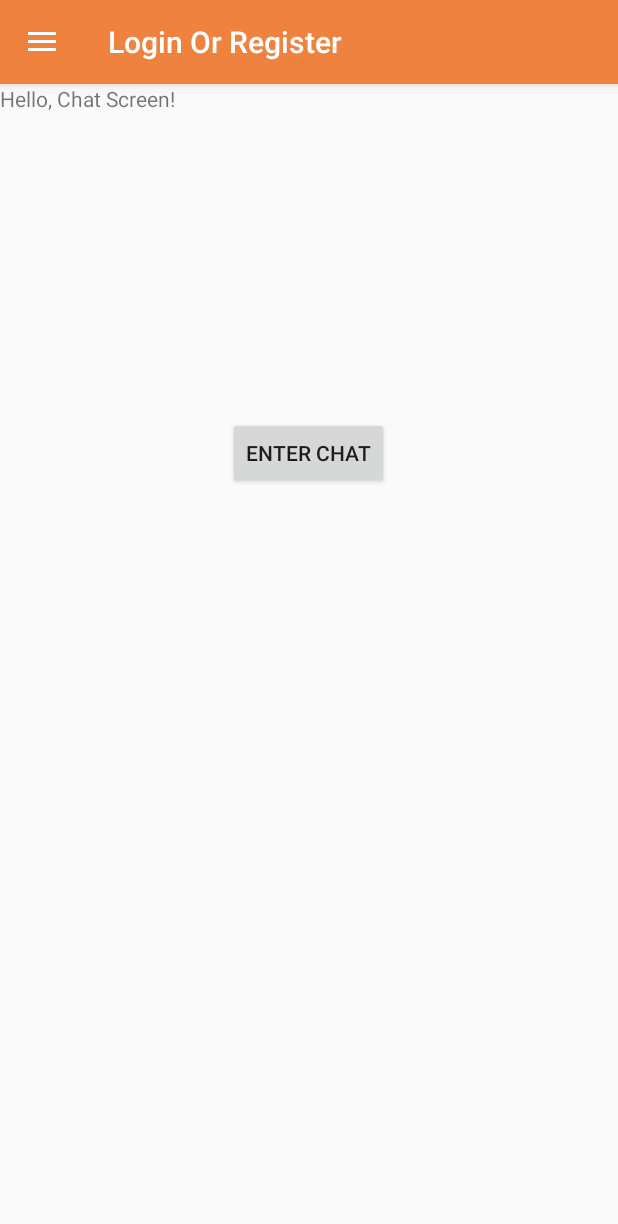
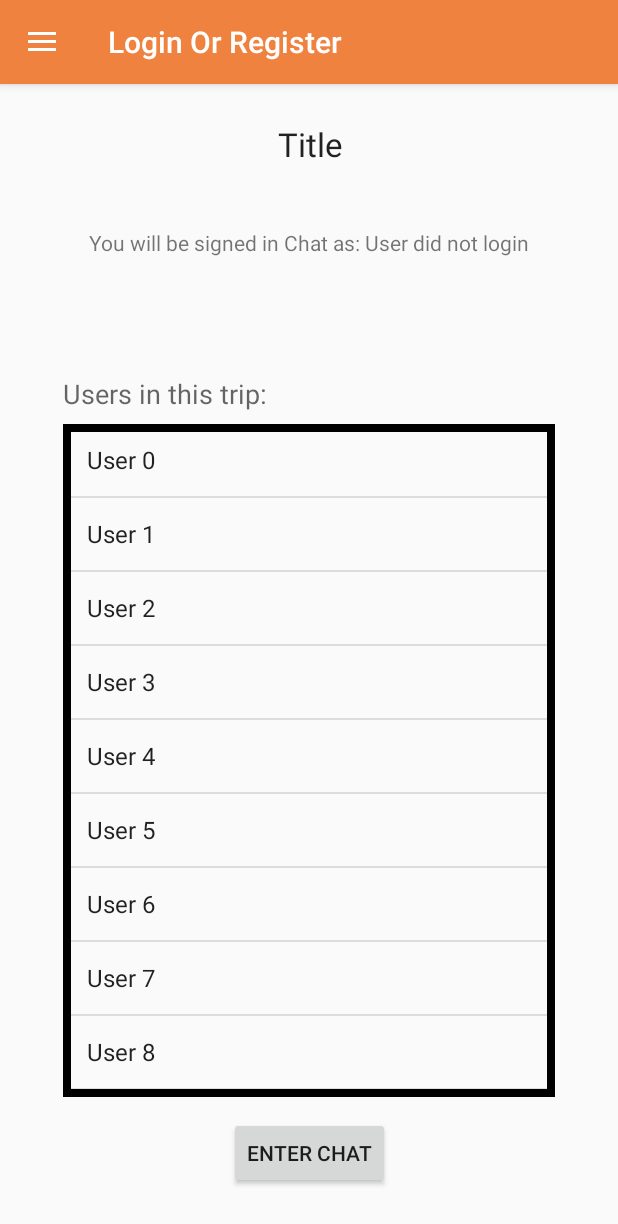
Before and after one commit to SebastBake/CobaltMirror, an Android app: the fragment ChatFragment placed in its activity, on a phone screen of 412 x 824 dp. Shown: the top 1224 px of the screen. Run offline under Robolectric (Android 15) with nearby library versions, the phone set to English and light mode, and no system bars; our stand-ins replace Firebase (no records; nobody signed in at launch, a user with empty details on screens opened directly); 2 statements that could not run were skipped.

Commit message:
Improved the Chat fragment and added template for other stuff

```diff
--- a/Client/TourList/app/build.gradle
+++ b/Client/TourList/app/build.gradle
@@ -67,4 +67,5 @@ repositories {
 
 
 
+
 apply plugin: 'com.google.gms.google-services'
--- a/Client/TourList/app/src/main/AndroidManifest.xml
+++ b/Client/TourList/app/src/main/AndroidManifest.xml
@@ -79,7 +79,8 @@
             android:name=".Tracking.TrackingActivity"
             android:label="@string/title_activity_tracking"
             android:theme="@style/AppTheme.NoActionBar" />
-        <activity android:name=".Chat.ChatroomActivity"></activity>
+        <activity android:name=".Chat.ChatroomActivity" />
+        <activity android:name=".Profile.UserProfile"></activity>
     </application>
 
 </manifest>
--- a/Client/TourList/app/src/main/java/com/unimelbit/teamcobalt/tourlist/Chat/ChatroomActivity.java
+++ b/Client/TourList/app/src/main/java/com/unimelbit/teamcobalt/tourlist/Chat/ChatroomActivity.java
@@ -93,6 +93,8 @@ public class ChatroomActivity extends AppCompatActivity {
 
         displayChatMessages();
 
+        setTitle(roomName+" Chat");
+
 
         FloatingActionButton fab =
                 (FloatingActionButton)findViewById(R.id.fab);
--- /dev/null
+++ b/Client/TourList/app/src/main/java/com/unimelbit/teamcobalt/tourlist/Profile/UserProfile.java
@@ -0,0 +1,16 @@
+package com.unimelbit.teamcobalt.tourlist.Profile;
+
+import android.support.v7.app.AppCompatActivity;
+import android.os.Bundle;
+
+import com.unimelbit.teamcobalt.tourlist.R;
+
+
+public class UserProfile extends AppCompatActivity {
+
+    @Override
+    protected void onCreate(Bundle savedInstanceState) {
+        super.onCreate(savedInstanceState);
+        setContentView(R.layout.activity_user_profile);
+    }
+}
--- a/Client/TourList/app/src/main/java/com/unimelbit/teamcobalt/tourlist/TripDetails/ChatFragment.java
+++ b/Client/TourList/app/src/main/java/com/unimelbit/teamcobalt/tourlist/TripDetails/ChatFragment.java
@@ -7,9 +7,16 @@ import android.support.v4.app.Fragment;
 import android.view.LayoutInflater;
 import android.view.View;
 import android.view.ViewGroup;
+import android.widget.AdapterView;
+import android.widget.ArrayAdapter;
 import android.widget.Button;
+import android.widget.LinearLayout;
+import android.widget.ListView;
+import android.widget.TableRow;
+import android.widget.TextView;
 import android.widget.Toast;
 
+import com.google.android.gms.vision.text.Text;
 import com.google.firebase.database.DataSnapshot;
 import com.google.firebase.database.DatabaseError;
 import com.google.firebase.database.DatabaseReference;
@@ -18,13 +25,27 @@ import com.google.firebase.database.ValueEventListener;
 import com.unimelbit.teamcobalt.tourlist.BaseActivity;
 import com.unimelbit.teamcobalt.tourlist.Chat.ChatroomActivity;
 import com.unimelbit.teamcobalt.tourlist.Chat.ChatroomCreator;
+import com.unimelbit.teamcobalt.tourlist.Profile.UserProfile;
 import com.unimelbit.teamcobalt.tourlist.R;
+
+import java.util.ArrayList;
+import java.util.List;
 
 
 public class ChatFragment extends Fragment implements View.OnClickListener{
     public static final int TRIP_SECTION_INDEX = 1;
 
     private Button chatButton;
+
+    private TextView title, info;
+
+    private String name;
+
+    private ListView list;
+
+    private ArrayAdapter<String> adapter;
+
+    private ArrayList<String> userList;
 
     private BaseActivity base;
 
@@ -55,6 +76,44 @@ public class ChatFragment extends Fragment implements View.OnClickListener{
 
         chatButton.setOnClickListener(this);
 
+        title = (TextView) v.findViewById(R.id.chatFragmentTitle);
+
+        info = (TextView) v.findViewById(R.id.chatFragmentDesc);
+
+        ListView listV = (ListView) v.findViewById(R.id.userListChat);
+
+        userList = initUsers(15);
+
+        adapter = new ArrayAdapter<String>(getActivity(), android.R.layout.simple_list_item_1, userList);
+
+        // Here, you set the data in your ListView
+        listV.setAdapter(adapter);
+
+        listV.setOnItemClickListener(new AdapterView.OnItemClickListener(){
+
+            @Override
+            public void onItemClick(AdapterView<?>adapter,View v, int position, long i){
+
+                String user = userList.get(position);
+
+                Intent intent = new Intent(getActivity(),UserProfile.class);
+
+                startActivity(intent);
+            }
+        });
+
+        name = base.getUserName();
+
+        if(name == null){
+
+            name = "User did not login";
+
+        }
+
+        setTextView(title, base.getCurrentTrip().getName()+" Chat");
+
+        setTextView(info, "You will be signed in Chat as: "+ name);
+
         DatabaseReference rootRef = FirebaseDatabase.getInstance().getReference();
         rootRef.addListenerForSingleValueEvent(new ValueEventListener() {
             @Override
@@ -73,6 +132,8 @@ public class ChatFragment extends Fragment implements View.OnClickListener{
             }
         });
 
+
+
         return v;
     }
 
@@ -83,15 +144,7 @@ public class ChatFragment extends Fragment implements View.OnClickListener{
 
         if(id == R.id.button_chat){
 
-            String name = base.getUserName();
-
             Intent chatIntent = new Intent(getActivity(), ChatroomActivity.class);
-
-            if(name == null){
-
-                name = "User did not login";
-
-            }
 
             chatIntent.putExtra("Name", name);
 
@@ -104,4 +157,26 @@ public class ChatFragment extends Fragment implements View.OnClickListener{
 
     }
 
+
+    private void setTextView(TextView t, String s){
+
+        t.setText(s);
+
+    }
+
+    public ArrayList<String> initUsers(int n){
+
+        ArrayList<String> array = new ArrayList<String>();
+
+        for(int i = 0; i < n; i++){
+
+            String item = "User "+ i;
+
+            array.add(item);
+
+        }
+
+        return array;
+    }
+
 }
--- /dev/null
+++ b/Client/TourList/app/src/main/res/layout/activity_user_profile.xml
@@ -0,0 +1,18 @@
+<?xml version="1.0" encoding="utf-8"?>
+<android.support.constraint.ConstraintLayout xmlns:android="http://schemas.android.com/apk/res/android"
+    xmlns:app="http://schemas.android.com/apk/res-auto"
+    xmlns:tools="http://schemas.android.com/tools"
+    android:layout_width="match_parent"
+    android:layout_height="match_parent"
+    tools:context="com.unimelbit.teamcobalt.tourlist.Profile.UserProfile">
+
+    <TextView
+        android:id="@+id/textView2"
+        android:layout_width="wrap_content"
+        android:layout_height="wrap_content"
+        android:text="Some Shitty User Profile"
+        android:textAppearance="@style/TextAppearance.AppCompat.Large"
+        app:layout_constraintLeft_toLeftOf="parent"
+        app:layout_constraintRight_toRightOf="parent"
+        tools:layout_editor_absoluteY="151dp" />
+</android.support.constraint.ConstraintLayout>
--- a/Client/TourList/app/src/main/res/layout/fragment_chat.xml
+++ b/Client/TourList/app/src/main/res/layout/fragment_chat.xml
@@ -1,22 +1,94 @@
-<RelativeLayout xmlns:android="http://schemas.android.com/apk/res/android"
+<android.support.constraint.ConstraintLayout xmlns:android="http://schemas.android.com/apk/res/android"
+    xmlns:app="http://schemas.android.com/apk/res-auto"
     xmlns:tools="http://schemas.android.com/tools"
     android:layout_width="match_parent"
     android:layout_height="match_parent"
     tools:context="com.unimelbit.teamcobalt.tourlist.TripDetails.ChatFragment">
 
-    <!-- TODO: Update blank fragment layout -->
-    <TextView
-        android:layout_width="match_parent"
-        android:layout_height="match_parent"
-        android:text="@string/hello_chat_fragment" />
 
     <Button
         android:id="@+id/button_chat"
         android:layout_width="wrap_content"
         android:layout_height="wrap_content"
+        android:text="Enter Chat"
+        android:layout_alignParentBottom="true"
+        android:layout_centerHorizontal="true"
+        app:layout_constraintLeft_toLeftOf="parent"
+        app:layout_constraintRight_toRightOf="parent"
+        tools:layout_constraintRight_creator="1"
+        tools:layout_constraintBottom_creator="1"
+        app:layout_constraintBottom_toBottomOf="parent"
+        tools:layout_constraintLeft_creator="1"
+        android:layout_marginBottom="31dp" />
+
+    <TextView
+        android:id="@+id/textViewUserList"
+        android:layout_width="wrap_content"
+        android:layout_height="wrap_content"
+        android:layout_above="@+id/scrollView2"
+        android:layout_alignStart="@+id/scrollView2"
+        android:text="Users in this trip:"
+        android:textAppearance="@style/TextAppearance.AppCompat.Medium"
+        tools:layout_constraintTop_creator="1"
+        android:layout_marginTop="194dp"
+        tools:layout_constraintLeft_creator="1"
+        app:layout_constraintLeft_toLeftOf="@+id/userListChat"
+        app:layout_constraintTop_toTopOf="parent" />
+
+    <TextView
+        android:id="@+id/chatFragmentTitle"
+        android:layout_width="wrap_content"
+        android:layout_height="wrap_content"
         android:layout_alignParentTop="true"
         android:layout_centerHorizontal="true"
-        android:layout_marginTop="222dp"
-        android:text="Enter Chat" />
+        android:layout_marginTop="25dp"
+        android:text="Title"
+        android:textAppearance="@style/TextAppearance.AppCompat.Large"
+        app:layout_constraintLeft_toLeftOf="parent"
+        app:layout_constraintRight_toRightOf="parent"
+        app:layout_constraintTop_toTopOf="parent"
+        tools:layout_constraintLeft_creator="1"
+        tools:layout_constraintRight_creator="1"
+        tools:layout_constraintTop_creator="1"
+        app:layout_constraintHorizontal_bias="0.502" />
 
-</RelativeLayout>
+    <TextView
+        android:id="@+id/chatFragmentDesc"
+        android:layout_width="wrap_content"
+        android:layout_height="wrap_content"
+        android:text="Info about trip"
+        android:layout_below="@+id/chatFragmentTitle"
+        android:layout_centerHorizontal="true"
+        app:layout_constraintLeft_toLeftOf="parent"
+        app:layout_constraintRight_toRightOf="parent"
+        tools:layout_constraintTop_creator="1"
+        tools:layout_constraintRight_creator="1"
+        android:layout_marginTop="41dp"
+        app:layout_constraintTop_toBottomOf="@+id/chatFragmentTitle"
+        tools:layout_constraintLeft_creator="1"
+        app:layout_constraintHorizontal_bias="0.501" />
+
+    <ListView
+        android:id="@+id/userListChat"
+        android:layout_width="0dp"
+        android:layout_height="0dp"
+        android:layout_above="@+id/button_chat"
+        android:layout_centerHorizontal="true"
+        android:layout_marginBottom="13dp"
+        android:layout_marginEnd="42dp"
+        android:layout_marginStart="42dp"
+        android:layout_marginTop="8dp"
+        android:background="@drawable/border"
+        app:layout_constraintBottom_toTopOf="@+id/button_chat"
+        app:layout_constraintLeft_toLeftOf="parent"
+        app:layout_constraintRight_toRightOf="parent"
+        app:layout_constraintTop_toBottomOf="@+id/textViewUserList"
+        app:layout_constraintVertical_bias="1.0"
+        tools:layout_constraintBottom_creator="1"
+        tools:layout_constraintLeft_creator="1"
+        tools:layout_constraintRight_creator="1"
+        tools:layout_constraintTop_creator="1">
+
+    </ListView>
+
+</android.support.constraint.ConstraintLayout>
```
